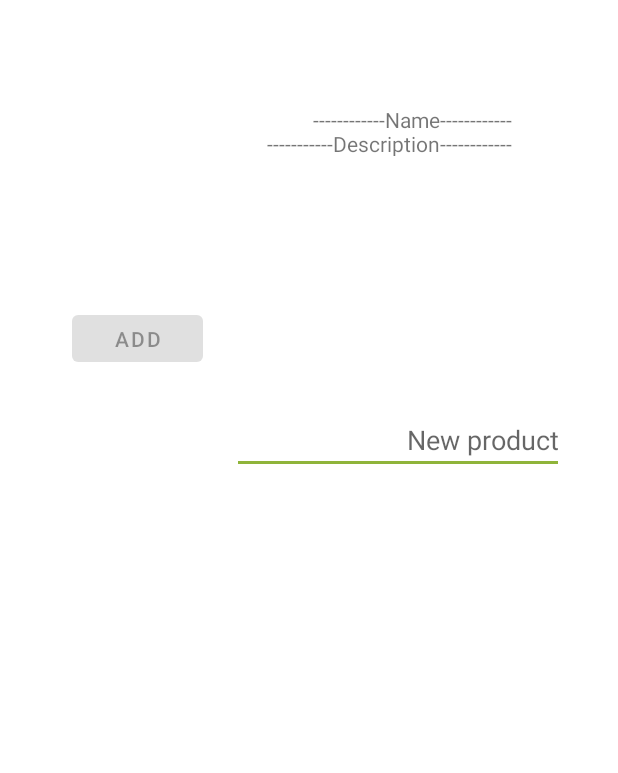
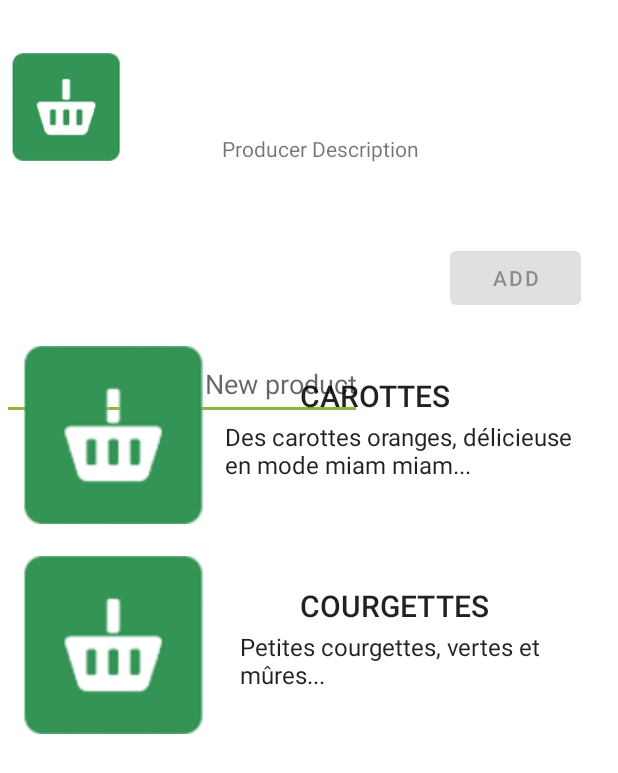
Before and after one commit to yoyo53/miamProche, an Android app: the ProducteurActivity screen opened directly, with no data from a screen before it, on a phone screen of 412 x 824 dp. Shown: the top 773 px of the screen. Run offline under Robolectric (Android 15) with nearby library versions, the phone set to English and light mode, and no system bars; our stand-ins replace Firebase (no records; nobody signed in at launch, a user with empty details on screens opened directly).

Commit message:
Producer page

```diff
--- a/app/src/main/java/com/example/miamproche/ProducteurActivity.java
+++ b/app/src/main/java/com/example/miamproche/ProducteurActivity.java
@@ -10,16 +10,40 @@ import android.widget.Button;
 import android.widget.EditText;
 import android.widget.TextView;
 
+import com.google.firebase.FirebaseApp;
+import com.google.firebase.database.DataSnapshot;
+import com.google.firebase.database.DatabaseError;
+import com.google.firebase.database.DatabaseReference;
+import com.google.firebase.database.FirebaseDatabase;
+import com.google.firebase.database.ValueEventListener;
+
+
 public class ProducteurActivity extends AppCompatActivity {
 
     private TextView mGreetingTextView;
     private EditText mNameEditText;
     private Button mPlayButton;
 
+    private FirebaseDatabase database;
+    private DatabaseReference myRef;
+
+
+
+
     @Override
     protected void onCreate(Bundle savedInstanceState) {
         super.onCreate(savedInstanceState);
         setContentView(R.layout.activity_producteur);
+
+        // écrire dans la base de donnnée
+        // Récupérer l'instance de la base de données
+        database = FirebaseDatabase.getInstance(" https://miamproche-default-rtdb.europe-west1.firebasedatabase.app");
+
+        // Récupérer une référence vers un nœud dans la base de données
+        myRef = database.getReference("utilisateurs/lalala/test2");
+
+        // Écrire des données dans la base de données
+        myRef.setValue("c'est un test");
 
         mGreetingTextView = findViewById(R.id.main_textview_greeting);
         mNameEditText = findViewById(R.id.main_edittext_name);
@@ -28,6 +52,23 @@ public class ProducteurActivity extends AppCompatActivity {
         mPlayButton.setEnabled(false);
 
 
+       /* ValueEventListener greetListener = new ValueEventListener() {
+            @Override
+            public void onDataChange(DataSnapshot dataSnapshot) {
+                // Get Post object and use the values to update the UI
+                description description = dataSnapshot.getValue(description.class);
+                // ..
+            }
+
+            @Override
+            public void onCancelled(DatabaseError databaseError) {
+                // Getting Post failed, log a message
+                Log.w(TAG, "loadPost:onCancelled", databaseError.toException());
+            }
+        };
+        mPostReference.addValueEventListener(postListener);
+    }
+*/
         mNameEditText.addTextChangedListener(new TextWatcher() {
             @Override
             public void beforeTextChanged(CharSequence s, int start, int count, int after) {
--- a/app/src/main/res/layout/activity_producteur.xml
+++ b/app/src/main/res/layout/activity_producteur.xml
@@ -2,21 +2,20 @@
 <androidx.constraintlayout.widget.ConstraintLayout xmlns:android="http://schemas.android.com/apk/res/android"
     xmlns:app="http://schemas.android.com/apk/res-auto"
     xmlns:tools="http://schemas.android.com/tools"
-    android:id="@+id/constraintLayout"
     android:layout_width="match_parent"
     android:layout_height="match_parent"
     tools:context=".ProducteurActivity">
 
-
     <TextView
         android:id="@+id/main_textview_greeting"
-        android:layout_width="181dp"
-        android:layout_height="50dp"
-        android:layout_marginStart="168dp"
-        android:gravity="end"
+        android:layout_width="250dp"
+        android:layout_height="100dp"
+        android:layout_marginStart="120dp"
+        android:layout_marginTop="10dp"
+        android:gravity="center"
         android:padding="8dp"
-        android:text="------------Name------------
-                     -----------Description---------------"
+        android:text="   Producer Description
+                     "
         app:layout_constraintBottom_toBottomOf="@+id/main_edittext_name"
         app:layout_constraintStart_toStartOf="parent"
         app:layout_constraintTop_toTopOf="parent"
@@ -24,34 +23,34 @@
 
     <EditText
         android:id="@+id/main_edittext_name"
-        android:layout_width="221dp"
-        android:layout_height="40dp"
-        android:layout_marginStart="40dp"
-        android:layout_marginEnd="36dp"
-        android:layout_marginBottom="508dp"
+        android:layout_width="240dp"
+        android:layout_height="48dp"
+        android:layout_marginStart="1dp"
+        android:layout_marginBottom="544dp"
         android:hint="New product"
         android:textAlignment="textEnd"
         app:layout_constraintBottom_toBottomOf="parent"
         app:layout_constraintEnd_toEndOf="parent"
-        app:layout_constraintHorizontal_bias="1.0"
-        app:layout_constraintStart_toStartOf="parent"
-        tools:ignore="MissingConstraints" />
+        app:layout_constraintHorizontal_bias="0.0"
+        app:layout_constraintStart_toStartOf="parent" />
 
     <Button
         android:id="@+id/main_button"
         android:layout_width="87dp"
-        android:layout_height="43dp"
-        android:layout_marginStart="22dp"
+        android:layout_height="48dp"
+        android:layout_marginStart="300dp"
+        android:layout_marginBottom="145dp"
         android:text="ADD"
         app:layout_constraintBottom_toBottomOf="parent"
-        app:layout_constraintEnd_toStartOf="@+id/main_edittext_name"
-        app:layout_constraintHorizontal_bias="0.577"
+        app:layout_constraintStart_toEndOf="@+id/main_edittext_name"
+        app:layout_constraintHorizontal_bias="0.0"
         app:layout_constraintStart_toStartOf="parent"
         app:layout_constraintTop_toTopOf="parent"
-        app:layout_constraintVertical_bias="0.261"
+        app:layout_constraintVertical_bias="0.256"
         tools:ignore="MissingConstraints" />
 
     <com.google.android.material.textfield.TextInputLayout
+        android:id="@+id/textInputLayout"
         android:layout_width="409dp"
         android:layout_height="wrap_content"
         tools:ignore="MissingConstraints"
@@ -59,10 +58,10 @@
         tools:layout_editor_absoluteY="128dp" />
 
     <ImageView
-        android:id="@+id/imageView2"
+        android:id="@+id/userImage"
         android:layout_width="80dp"
         android:layout_height="72dp"
-        android:layout_marginStart="48dp"
+        android:layout_marginStart="4dp"
         android:layout_marginTop="16dp"
         android:layout_marginEnd="16dp"
         app:layout_constraintBottom_toTopOf="@+id/main_button"
@@ -71,49 +70,93 @@
         app:layout_constraintStart_toStartOf="parent"
         app:layout_constraintTop_toTopOf="parent"
         app:layout_constraintVertical_bias="0.26"
-        tools:srcCompat="@tools:sample/avatars" />
+        android:src="@drawable/logo"/>
 
-    <ImageView
-        android:id="@+id/imageView3"
-        android:layout_width="117dp"
-        android:layout_height="117dp"
-        android:layout_marginStart="27dp"
-        android:layout_marginTop="110dp"
-        android:layout_marginEnd="267dp"
-        android:layout_marginBottom="29dp"
-        app:layout_constraintBottom_toTopOf="@+id/imageView4"
-        app:layout_constraintEnd_toEndOf="parent"
-        app:layout_constraintStart_toStartOf="parent"
-        app:layout_constraintTop_toBottomOf="@+id/main_button"
-        tools:srcCompat="@tools:sample/backgrounds/scenic" />
-
-    <ImageView
-        android:id="@+id/imageView4"
-        android:layout_width="117dp"
-        android:layout_height="117dp"
-        android:layout_marginStart="27dp"
-        android:layout_marginTop="29dp"
-        android:layout_marginEnd="267dp"
-        android:layout_marginBottom="25dp"
-        app:layout_constraintBottom_toTopOf="@+id/imageView5"
-        app:layout_constraintEnd_toEndOf="parent"
-        app:layout_constraintHorizontal_bias="0.0"
-        app:layout_constraintStart_toStartOf="parent"
-        app:layout_constraintTop_toBottomOf="@+id/imageView3"
-        tools:srcCompact="@tools:sample/backgrounds/scenic" />
-
-    <ImageView
-        android:id="@+id/imageView5"
-        android:layout_width="117dp"
-        android:layout_height="117dp"
-        android:layout_marginStart="27dp"
-        android:layout_marginTop="10dp"
-        android:layout_marginEnd="267dp"
-        android:layout_marginBottom="36dp"
+    <ListView
+        android:id="@+id/products_list"
+        android:layout_width="wrap_content"
+        android:layout_height="wrap_content"
         app:layout_constraintBottom_toBottomOf="parent"
         app:layout_constraintEnd_toEndOf="parent"
+        app:layout_constraintHorizontal_bias="0.646"
         app:layout_constraintStart_toStartOf="parent"
-        app:layout_constraintTop_toBottomOf="@+id/imageView4"
-        tools:srcCompat="@tools:sample/backgrounds/scenic" />
+        />
+
+    <RelativeLayout
+
+        android:id="@+id/relativeLayout"
+        android:layout_width="wrap_content"
+        android:layout_height="wrap_content"
+        tools:ignore="MissingConstraints"
+        tools:layout_editor_absoluteX="-1dp"
+        tools:layout_editor_absoluteY="0dp">
+
+
+        <ImageView
+            android:id="@+id/item"
+            android:layout_width="120dp"
+            android:layout_height="120dp"
+            android:layout_marginStart="15dp"
+            android:layout_marginTop="230dp"
+            android:layout_marginEnd="16dp"
+            android:src="@drawable/logo" />
+
+        <TextView
+            android:id="@+id/item_name"
+            style="@style/TextAppearance.AppCompat.Title"
+            android:layout_width="wrap_content"
+            android:layout_height="wrap_content"
+            android:layout_marginStart="200dp"
+            android:layout_marginLeft="20dp"
+            android:layout_marginTop="250dp"
+            android:layout_marginEnd="250dp"
+            android:text="CAROTTES" />
+
+        <TextView
+            android:id="@+id/item_des"
+            style="@style/TextAppearance.AppCompat.SearchResult.Subtitle"
+            android:layout_width="250dp"
+            android:layout_height="100dp"
+            android:layout_marginStart="150dp"
+            android:layout_marginLeft="150dp"
+            android:layout_marginTop="280dp"
+            android:layout_marginEnd="400dp"
+            android:layout_marginBottom="200dp"
+            android:text="Des carottes oranges, délicieuse en mode miam miam..." />
+
+
+        <ImageView
+            android:id="@+id/item2"
+            android:layout_width="120dp"
+            android:layout_height="120dp"
+            android:layout_marginStart="15dp"
+            android:layout_marginTop="370dp"
+            android:layout_marginEnd="16dp"
+            android:src="@drawable/logo" />
+
+        <TextView
+            android:id="@+id/item_name2"
+            style="@style/TextAppearance.AppCompat.Title"
+            android:layout_width="wrap_content"
+            android:layout_height="wrap_content"
+            android:layout_marginStart="200dp"
+            android:layout_marginLeft="20dp"
+            android:layout_marginTop="390dp"
+            android:layout_marginEnd="250dp"
+            android:text="COURGETTES" />
+
+        <TextView
+            android:id="@+id/item_des2"
+            style="@style/TextAppearance.AppCompat.SearchResult.Subtitle"
+            android:layout_width="250dp"
+            android:layout_height="100dp"
+            android:layout_marginStart="160dp"
+            android:layout_marginLeft="150dp"
+            android:layout_marginTop="420dp"
+            android:layout_marginEnd="400dp"
+            android:layout_marginBottom="200dp"
+            android:text="Petites courgettes, vertes et mûres..." />
+
+    </RelativeLayout>
 
 </androidx.constraintlayout.widget.ConstraintLayout>
```
